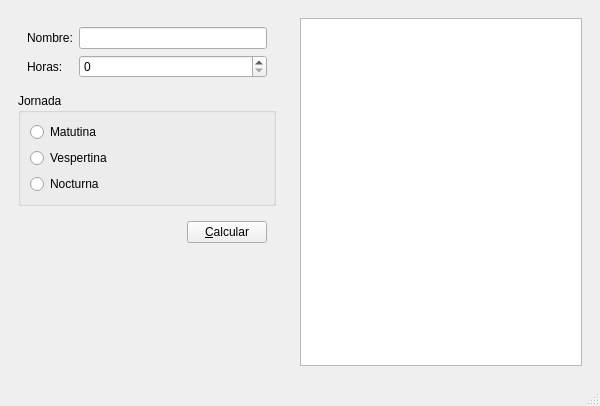
Qt form salarios.ui (Geovannyjaramillo/P60-SALARIO) before a commit.
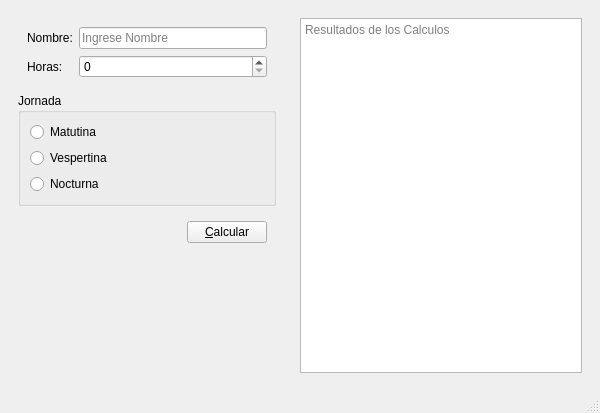
The same form after that commit.

```diff
--- a/salarios.ui
+++ b/salarios.ui
@@ -7,7 +7,7 @@
     <x>0</x>
     <y>0</y>
     <width>600</width>
-    <height>406</height>
+    <height>413</height>
    </rect>
   </property>
   <property name="minimumSize">
@@ -47,7 +47,11 @@
            </widget>
           </item>
           <item row="0" column="1">
-           <widget class="QLineEdit" name="lineEdit"/>
+           <widget class="QLineEdit" name="inNombre">
+            <property name="placeholderText">
+             <string>Ingrese Nombre</string>
+            </property>
+           </widget>
           </item>
           <item row="1" column="0">
            <widget class="QLabel" name="label_2">
@@ -144,7 +148,14 @@
       </property>
       <layout class="QVBoxLayout" name="verticalLayout_2">
        <item>
-        <widget class="QPlainTextEdit" name="plainTextEdit"/>
+        <widget class="QPlainTextEdit" name="outCalculos">
+         <property name="readOnly">
+          <bool>true</bool>
+         </property>
+         <property name="placeholderText">
+          <string>Resultados de los Calculos</string>
+         </property>
+        </widget>
        </item>
       </layout>
      </widget>
```
Left out of the diff: 10 changed lines with no effect on the pictures.
